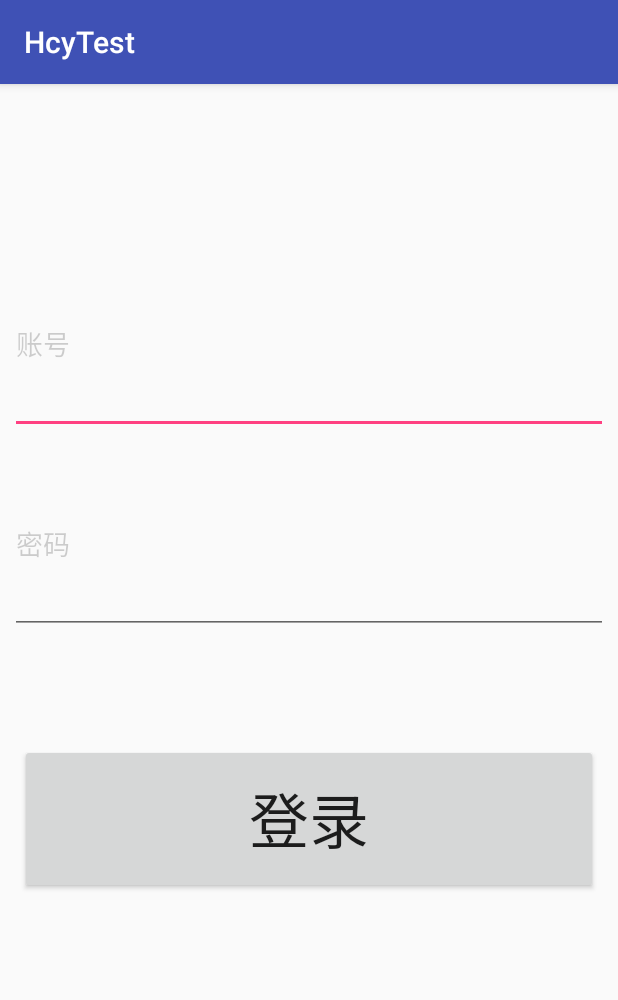
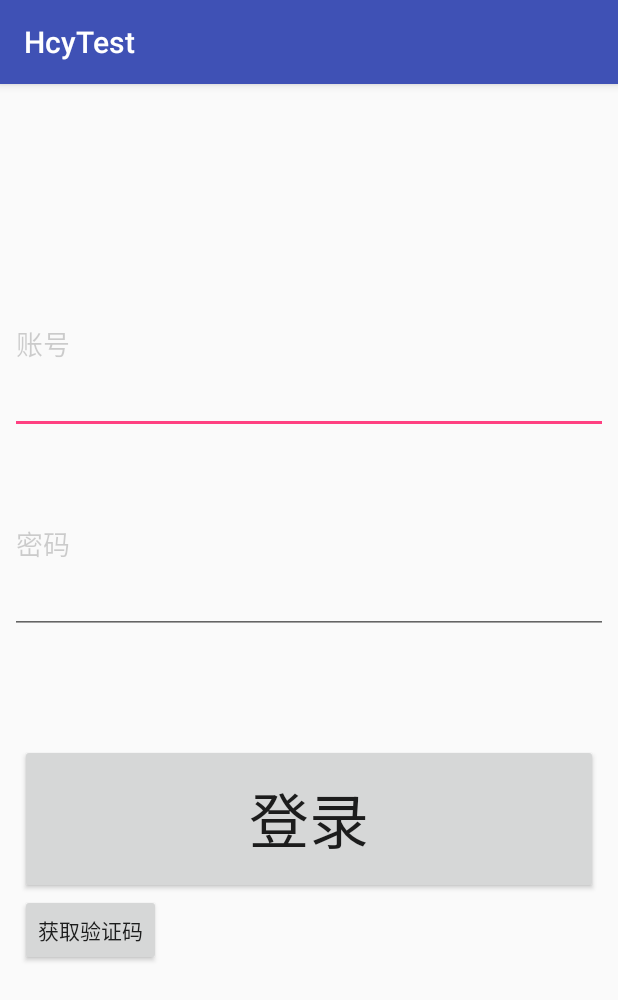
Before and after one commit to hcyFly/HcyTestProject, an Android app: the LoginActivity screen opened directly, with no data from a screen before it, on a phone screen of 412 x 824 dp. Shown: the top 1000 px of the screen. Run offline under Robolectric (Android 15) with nearby library versions, the phone set to English and light mode, and no system bars; our stand-ins replace ButterKnife; libraries missing offline, so code that uses them is left out: com.mylhyl.acp, com.socks.library; 3 statements that could not run were skipped.

Commit message:
add android timeTier

```diff
--- a/app/src/main/AndroidManifest.xml
+++ b/app/src/main/AndroidManifest.xml
@@ -17,7 +17,9 @@
         android:label="@string/app_name"
         android:supportsRtl="true"
         android:theme="@style/AppTheme">
-        <activity android:name=".WelcomeActivity">
+        <activity
+            android:name=".WelcomeActivity"
+            android:windowSoftInputMode="stateHidden|stateUnchanged">
             <intent-filter>
                 <action android:name="android.intent.action.MAIN"/>
 
--- a/app/src/main/java/com/cn/burus/hcytestproject/base/BaseActivity.java
+++ b/app/src/main/java/com/cn/burus/hcytestproject/base/BaseActivity.java
@@ -15,12 +15,6 @@ public class BaseActivity extends AppCompatActivity {
     @Override
     protected void onCreate(Bundle savedInstanceState) {
         super.onCreate(savedInstanceState);
-        //判断是否被强杀
-        if (MyApplication.mAppStatus == -1) {
-            protectApp();
-        } else {
-            setUpData();
-        }
         //适配
         View rootview = findViewById(android.R.id.content);
         SupportMultipleScreensUtil.scale(rootview);
--- a/app/src/main/java/com/cn/burus/hcytestproject/base/MyApplication.java
+++ b/app/src/main/java/com/cn/burus/hcytestproject/base/MyApplication.java
@@ -17,7 +17,6 @@ public class MyApplication extends Application {
     private static volatile MyApplication myApplication;
     public static Context globalContext;
     public static int countAty = 0;
-    public static int mAppStatus = -1;
 
     public MyApplication() {
     }
--- a/app/src/main/res/layout/activity_login.xml
+++ b/app/src/main/res/layout/activity_login.xml
@@ -47,6 +47,14 @@
             android:text="登录"
             android:textSize="60px"/>
 
+        <Button
+            android:id="@+id/but_code_s"
+            android:layout_width="wrap_content"
+            android:layout_height="wrap_content"
+            android:layout_below="@+id/but_commit"
+            android:layout_marginLeft="20px"
+            android:text="获取验证码"/>
+
     </RelativeLayout>
 
 </ScrollView>
```
Also changed, not shown: app/src/main/java/com/cn/burus/hcytestproject/activities/LoginActivity.java (+49 -1 lines).
